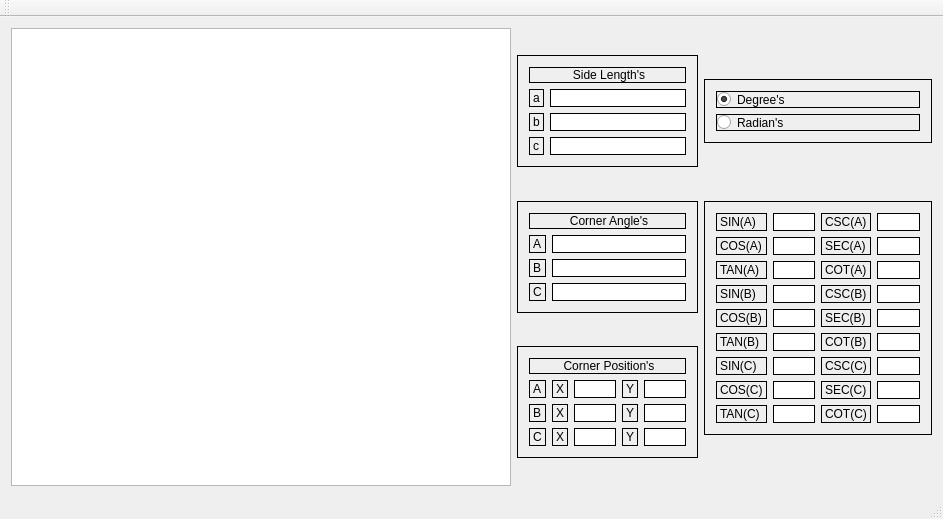
Qt form src/mainwindow.ui (lib64/tricalc) before a commit.
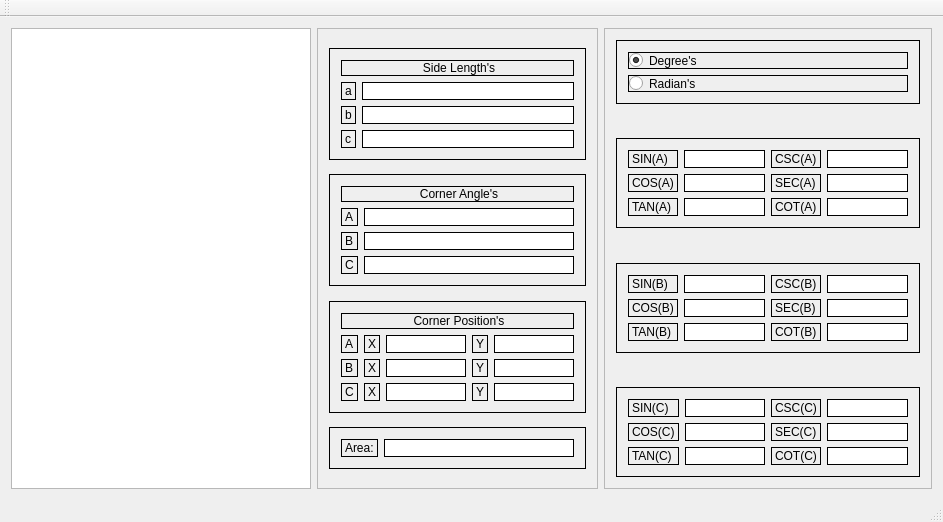
The same form after that commit.

Commit message: changed layout, added area

What changed in the file:
```diff
--- a/src/mainwindow.ui
+++ b/src/mainwindow.ui
@@ -7,388 +7,35 @@
     <x>0</x>
     <y>0</y>
     <width>943</width>
-    <height>519</height>
+    <height>522</height>
    </rect>
   </property>
   <property name="windowTitle">
    <string>TriCalc</string>
   </property>
   <widget class="QWidget" name="centralWidget">
-   <layout class="QGridLayout" name="gridLayout_8">
-    <item row="1" column="1">
-     <spacer name="horizontalSpacer">
-      <property name="orientation">
-       <enum>Qt::Horizontal</enum>
-      </property>
-      <property name="sizeHint" stdset="0">
-       <size>
-        <width>40</width>
-        <height>20</height>
-       </size>
-      </property>
-     </spacer>
-    </item>
-    <item row="0" column="4" rowspan="2">
-     <layout class="QGridLayout" name="gridLayout_7">
-      <item row="0" column="0">
-       <spacer name="verticalSpacer_5">
-        <property name="orientation">
-         <enum>Qt::Vertical</enum>
-        </property>
-        <property name="sizeHint" stdset="0">
-         <size>
-          <width>20</width>
-          <height>40</height>
-         </size>
-        </property>
-       </spacer>
-      </item>
-      <item row="1" column="0">
-       <widget class="QFrame" name="frame_5">
-        <property name="maximumSize">
-         <size>
-          <width>16777215</width>
-          <height>80</height>
-         </size>
-        </property>
-        <property name="styleSheet">
-         <string notr="true">border: 1px solid black; </string>
-        </property>
-        <property name="frameShape">
-         <enum>QFrame::StyledPanel</enum>
-        </property>
-        <property name="frameShadow">
-         <enum>QFrame::Raised</enum>
-        </property>
-        <layout class="QGridLayout" name="gridLayout_6">
-         <item row="0" column="0">
-          <widget class="QRadioButton" name="radioButton">
-           <property name="text">
-            <string>Degree's</string>
-           </property>
-           <property name="checked">
-            <bool>true</bool>
-           </property>
-           <attribute name="buttonGroup">
-            <string notr="true">buttonGroup</string>
-           </attribute>
-          </widget>
-         </item>
-         <item row="1" column="0">
-          <widget class="QRadioButton" name="radioButton_2">
-           <property name="text">
-            <string>Radian's</string>
-           </property>
-           <attribute name="buttonGroup">
-            <string notr="true">buttonGroup</string>
-           </attribute>
-          </widget>
-         </item>
-        </layout>
-       </widget>
-      </item>
-      <item row="2" column="0">
-       <spacer name="verticalSpacer_6">
-        <property name="orientation">
-         <enum>Qt::Vertical</enum>
-        </property>
-        <property name="sizeHint" stdset="0">
-         <size>
-          <width>20</width>
-          <height>40</height>
-         </size>
-        </property>
-       </spacer>
-      </item>
-      <item row="3" column="0">
-       <widget class="QFrame" name="frame_4">
-        <property name="styleSheet">
-         <string notr="true">border: 1px solid black; </string>
-        </property>
-        <property name="frameShape">
-         <enum>QFrame::StyledPanel</enum>
-        </property>
-        <property name="frameShadow">
-         <enum>QFrame::Raised</enum>
-        </property>
-        <layout class="QGridLayout" name="gridLayout">
-         <item row="6" column="3">
-          <widget class="QLineEdit" name="lineEdit_38"/>
-         </item>
-         <item row="7" column="2">
-          <widget class="QLabel" name="label_36">
-           <property name="text">
-            <string>SEC(C)</string>
-           </property>
-          </widget>
-         </item>
-         <item row="3" column="3">
-          <widget class="QLineEdit" name="lineEdit_32"/>
-         </item>
-         <item row="7" column="1">
-          <widget class="QLineEdit" name="lineEdit_33"/>
-         </item>
-         <item row="6" column="0">
-          <widget class="QLabel" name="label_35">
-           <property name="text">
-            <string>SIN(C)</string>
-           </property>
-          </widget>
-         </item>
-         <item row="8" column="1">
-          <widget class="QLineEdit" name="lineEdit_34"/>
-         </item>
-         <item row="2" column="0">
-          <widget class="QLabel" name="label_5">
-           <property name="text">
-            <string>TAN(A)</string>
-           </property>
-          </widget>
-         </item>
-         <item row="5" column="1">
-          <widget class="QLineEdit" name="lineEdit_28"/>
-         </item>
-         <item row="8" column="2">
-          <widget class="QLabel" name="label_37">
-           <property name="text">
-            <string>COT(C)</string>
-           </property>
-          </widget>
-         </item>
-         <item row="4" column="2">
-          <widget class="QLabel" name="label_30">
-           <property name="text">
-            <string>SEC(B)</string>
-           </property>
-          </widget>
-         </item>
-         <item row="6" column="2">
-          <widget class="QLabel" name="label_38">
-           <property name="text">
-            <string>CSC(C)</string>
-           </property>
-          </widget>
-         </item>
-         <item row="2" column="3">
-          <widget class="QLineEdit" name="lineEdit_7"/>
-         </item>
-         <item row="3" column="0">
-          <widget class="QLabel" name="label_29">
-           <property name="text">
-            <string>SIN(B)</string>
-           </property>
-          </widget>
-         </item>
-         <item row="5" column="2">
-          <widget class="QLabel" name="label_31">
-           <property name="text">
-            <string>COT(B)</string>
-           </property>
-          </widget>
-         </item>
-         <item row="8" column="3">
-          <widget class="QLineEdit" name="lineEdit_37"/>
-         </item>
-         <item row="0" column="0">
-          <widget class="QLabel" name="label">
-           <property name="text">
-            <string>SIN(A)</string>
-           </property>
-          </widget>
-         </item>
-         <item row="3" column="1">
-          <widget class="QLineEdit" name="lineEdit_29"/>
-         </item>
-         <item row="1" column="2">
-          <widget class="QLabel" name="label_6">
-           <property name="text">
-            <string>SEC(A)</string>
-           </property>
-          </widget>
-         </item>
-         <item row="5" column="3">
-          <widget class="QLineEdit" name="lineEdit_31"/>
-         </item>
-         <item row="2" column="1">
-          <widget class="QLineEdit" name="lineEdit_5"/>
-         </item>
-         <item row="4" column="0">
-          <widget class="QLabel" name="label_27">
-           <property name="text">
-            <string>COS(B)</string>
-           </property>
-          </widget>
-         </item>
-         <item row="0" column="1">
-          <widget class="QLineEdit" name="lineEdit"/>
-         </item>
-         <item row="5" column="0">
-          <widget class="QLabel" name="label_28">
-           <property name="text">
-            <string>TAN(B)</string>
-           </property>
-          </widget>
-         </item>
-         <item row="0" column="3">
-          <widget class="QLineEdit" name="lineEdit_8"/>
-         </item>
-         <item row="7" column="0">
-          <widget class="QLabel" name="label_33">
-           <property name="text">
-            <string>COS(C)</string>
-           </property>
-          </widget>
-         </item>
-         <item row="1" column="1">
-          <widget class="QLineEdit" name="lineEdit_4"/>
-         </item>
-         <item row="6" column="1">
-          <widget class="QLineEdit" name="lineEdit_35"/>
-         </item>
-         <item row="0" column="2">
-          <widget class="QLabel" name="label_8">
-           <property name="text">
-            <string>CSC(A)</string>
-           </property>
-          </widget>
-         </item>
-         <item row="2" column="2">
-          <widget class="QLabel" name="label_7">
-           <property name="text">
-            <string>COT(A)</string>
-           </property>
-          </widget>
-         </item>
-         <item row="4" column="3">
-          <widget class="QLineEdit" name="lineEdit_30"/>
-         </item>
-         <item row="3" column="2">
-          <widget class="QLabel" name="label_32">
-           <property name="text">
-            <string>CSC(B)</string>
-           </property>
-          </widget>
-         </item>
-         <item row="1" column="3">
-          <widget class="QLineEdit" name="lineEdit_6"/>
-         </item>
-         <item row="1" column="0">
-          <widget class="QLabel" name="label_4">
-           <property name="text">
-            <string>COS(A)</string>
-           </property>
-          </widget>
-         </item>
-         <item row="8" column="0">
-          <widget class="QLabel" name="label_34">
-           <property name="text">
-            <string>TAN(C)</string>
-           </property>
-          </widget>
-         </item>
-         <item row="7" column="3">
-          <widget class="QLineEdit" name="lineEdit_36"/>
-         </item>
-         <item row="4" column="1">
-          <widget class="QLineEdit" name="lineEdit_27"/>
-         </item>
-        </layout>
-       </widget>
-      </item>
-      <item row="4" column="0">
-       <spacer name="verticalSpacer_7">
-        <property name="orientation">
-         <enum>Qt::Vertical</enum>
-        </property>
-        <property name="sizeHint" stdset="0">
-         <size>
-          <width>20</width>
-          <height>40</height>
-         </size>
-        </property>
-       </spacer>
-      </item>
-     </layout>
-    </item>
-    <item row="0" column="0" rowspan="2">
-     <widget class="QGraphicsView" name="graphicsView">
-      <property name="minimumSize">
-       <size>
-        <width>500</width>
-        <height>0</height>
-       </size>
-      </property>
-     </widget>
-    </item>
-    <item row="0" column="3" rowspan="2">
-     <spacer name="horizontalSpacer_2">
-      <property name="orientation">
-       <enum>Qt::Horizontal</enum>
-      </property>
-      <property name="sizeHint" stdset="0">
-       <size>
-        <width>40</width>
-        <height>20</height>
-       </size>
-      </property>
-     </spacer>
-    </item>
-    <item row="0" column="2" rowspan="2">
      <layout class="QGridLayout" name="gridLayout_5">
-      <item row="3" column="0">
-       <widget class="QFrame" name="frame_2">
-        <property name="styleSheet">
-         <string notr="true">border: 1px solid black;</string>
-        </property>
+    <item row="0" column="0">
+     <widget class="QGraphicsView" name="graphicsView">
+      <property name="minimumSize">
+       <size>
+        <width>300</width>
+        <height>0</height>
+       </size>
+      </property>
+     </widget>
+    </item>
+    <item row="0" column="1">
+     <widget class="QFrame" name="frame_10">
         <property name="frameShape">
          <enum>QFrame::StyledPanel</enum>
         </property>
         <property name="frameShadow">
          <enum>QFrame::Raised</enum>
         </property>
-        <layout class="QGridLayout" name="gridLayout_3">
-         <item row="2" column="0">
-          <widget class="QLabel" name="label_54">
-           <property name="text">
-            <string>B</string>
-           </property>
-          </widget>
-         </item>
-         <item row="0" column="0" colspan="2">
-          <widget class="QLabel" name="label_57">
-           <property name="text">
-            <string>&lt;html&gt;&lt;head/&gt;&lt;body&gt;&lt;p align=&quot;center&quot;&gt;Corner Angle's&lt;/p&gt;&lt;/body&gt;&lt;/html&gt;</string>
-           </property>
-          </widget>
-         </item>
-         <item row="2" column="1">
-          <widget class="QLineEdit" name="lineEdit_48"/>
-         </item>
-         <item row="1" column="1">
-          <widget class="QLineEdit" name="lineEdit_50"/>
-         </item>
-         <item row="3" column="1">
-          <widget class="QLineEdit" name="lineEdit_49"/>
-         </item>
-         <item row="3" column="0">
-          <widget class="QLabel" name="label_55">
-           <property name="text">
-            <string>C</string>
-           </property>
-          </widget>
-         </item>
-         <item row="1" column="0">
-          <widget class="QLabel" name="label_56">
-           <property name="text">
-            <string>A</string>
-           </property>
-          </widget>
-         </item>
-        </layout>
-       </widget>
-      </item>
-      <item row="2" column="0">
-       <spacer name="verticalSpacer_3">
+      <layout class="QGridLayout" name="gridLayout_15">
+       <item row="8" column="0">
+        <spacer name="verticalSpacer">
         <property name="orientation">
          <enum>Qt::Vertical</enum>
         </property>
@@ -401,7 +48,7 @@
        </spacer>
       </item>
       <item row="6" column="0">
-       <spacer name="verticalSpacer_2">
+        <spacer name="verticalSpacer_4">
         <property name="orientation">
          <enum>Qt::Vertical</enum>
         </property>
@@ -465,8 +112,21 @@
         </layout>
        </widget>
       </item>
+       <item row="4" column="0">
+        <spacer name="verticalSpacer_3">
+         <property name="orientation">
+          <enum>Qt::Vertical</enum>
+         </property>
+         <property name="sizeHint" stdset="0">
+          <size>
+           <width>20</width>
+           <height>40</height>
+          </size>
+         </property>
+        </spacer>
+       </item>
       <item row="0" column="0">
-       <spacer name="verticalSpacer">
+        <spacer name="verticalSpacer_2">
         <property name="orientation">
          <enum>Qt::Vertical</enum>
         </property>
@@ -478,6 +138,87 @@
         </property>
        </spacer>
       </item>
+       <item row="3" column="0">
+        <widget class="QFrame" name="frame_2">
+         <property name="styleSheet">
+          <string notr="true">border: 1px solid black;</string>
+         </property>
+         <property name="frameShape">
+          <enum>QFrame::StyledPanel</enum>
+         </property>
+         <property name="frameShadow">
+          <enum>QFrame::Raised</enum>
+         </property>
+         <layout class="QGridLayout" name="gridLayout_3">
+          <item row="2" column="0">
+           <widget class="QLabel" name="label_54">
+            <property name="text">
+             <string>B</string>
+            </property>
+           </widget>
+          </item>
+          <item row="0" column="0" colspan="2">
+           <widget class="QLabel" name="label_57">
+            <property name="text">
+             <string>&lt;html&gt;&lt;head/&gt;&lt;body&gt;&lt;p align=&quot;center&quot;&gt;Corner Angle's&lt;/p&gt;&lt;/body&gt;&lt;/html&gt;</string>
+            </property>
+           </widget>
+          </item>
+          <item row="2" column="1">
+           <widget class="QLineEdit" name="lineEdit_48"/>
+          </item>
+          <item row="1" column="1">
+           <widget class="QLineEdit" name="lineEdit_50"/>
+          </item>
+          <item row="3" column="1">
+           <widget class="QLineEdit" name="lineEdit_49"/>
+          </item>
+          <item row="3" column="0">
+           <widget class="QLabel" name="label_55">
+            <property name="text">
+             <string>C</string>
+            </property>
+           </widget>
+          </item>
+          <item row="1" column="0">
+           <widget class="QLabel" name="label_56">
+            <property name="text">
+             <string>A</string>
+            </property>
+           </widget>
+          </item>
+         </layout>
+        </widget>
+       </item>
+       <item row="7" column="0">
+        <widget class="QFrame" name="frame_6">
+         <property name="styleSheet">
+          <string notr="true">border: 1px solid black; </string>
+         </property>
+         <property name="frameShape">
+          <enum>QFrame::StyledPanel</enum>
+         </property>
+         <property name="frameShadow">
+          <enum>QFrame::Raised</enum>
+         </property>
+         <layout class="QGridLayout" name="gridLayout_11">
+          <item row="0" column="0">
+           <layout class="QGridLayout" name="gridLayout_10">
+            <item row="0" column="0">
+             <widget class="QLabel" name="label_2">
+              <property name="text">
+               <string>Area:</string>
+              </property>
+             </widget>
+            </item>
+            <item row="0" column="1">
+             <widget class="QLineEdit" name="lineEdit_2"/>
+            </item>
+           </layout>
+          </item>
+         </layout>
+        </widget>
+       </item>
       <item row="5" column="0">
        <widget class="QFrame" name="frame">
         <property name="styleSheet">
@@ -491,10 +232,24 @@
         </property>
         <layout class="QGridLayout" name="gridLayout_2">
          <item row="3" column="4">
-          <widget class="QLineEdit" name="lineEdit_43"/>
+           <widget class="QLineEdit" name="lineEdit_43">
+            <property name="minimumSize">
+             <size>
+              <width>50</width>
+              <height>0</height>
+             </size>
+            </property>
+           </widget>
          </item>
          <item row="1" column="4">
-          <widget class="QLineEdit" name="lineEdit_44"/>
+           <widget class="QLineEdit" name="lineEdit_44">
+            <property name="minimumSize">
+             <size>
+              <width>50</width>
+              <height>0</height>
+             </size>
+            </property>
+           </widget>
          </item>
          <item row="1" column="0">
           <widget class="QLabel" name="label_45">
@@ -511,7 +266,14 @@
           </widget>
          </item>
          <item row="3" column="2">
-          <widget class="QLineEdit" name="lineEdit_40"/>
+           <widget class="QLineEdit" name="lineEdit_40">
+            <property name="minimumSize">
+             <size>
+              <width>50</width>
+              <height>0</height>
+             </size>
+            </property>
+           </widget>
          </item>
          <item row="3" column="3">
           <widget class="QLabel" name="label_43">
@@ -528,7 +290,14 @@
           </widget>
          </item>
          <item row="2" column="4">
-          <widget class="QLineEdit" name="lineEdit_42"/>
+           <widget class="QLineEdit" name="lineEdit_42">
+            <property name="minimumSize">
+             <size>
+              <width>50</width>
+              <height>0</height>
+             </size>
+            </property>
+           </widget>
          </item>
          <item row="3" column="0">
           <widget class="QLabel" name="label_47">
@@ -552,7 +321,14 @@
           </widget>
          </item>
          <item row="2" column="2">
-          <widget class="QLineEdit" name="lineEdit_39"/>
+           <widget class="QLineEdit" name="lineEdit_39">
+            <property name="minimumSize">
+             <size>
+              <width>50</width>
+              <height>0</height>
+             </size>
+            </property>
+           </widget>
          </item>
          <item row="3" column="1">
           <widget class="QLabel" name="label_40">
@@ -569,7 +345,14 @@
           </widget>
          </item>
          <item row="1" column="2">
-          <widget class="QLineEdit" name="lineEdit_41"/>
+           <widget class="QLineEdit" name="lineEdit_41">
+            <property name="minimumSize">
+             <size>
+              <width>50</width>
+              <height>0</height>
+             </size>
+            </property>
+           </widget>
          </item>
          <item row="1" column="3">
           <widget class="QLabel" name="label_44">
@@ -581,8 +364,469 @@
         </layout>
        </widget>
       </item>
+       <item row="2" column="0">
+        <spacer name="verticalSpacer_5">
+         <property name="orientation">
+          <enum>Qt::Vertical</enum>
+         </property>
+         <property name="sizeHint" stdset="0">
+          <size>
+           <width>20</width>
+           <height>40</height>
+          </size>
+         </property>
+        </spacer>
+       </item>
+      </layout>
+     </widget>
+    </item>
+    <item row="0" column="2">
+     <widget class="QFrame" name="frame_4">
+      <property name="styleSheet">
+       <string notr="true"/>
+      </property>
+      <property name="frameShape">
+       <enum>QFrame::StyledPanel</enum>
+      </property>
+      <property name="frameShadow">
+       <enum>QFrame::Raised</enum>
+      </property>
+      <layout class="QGridLayout" name="gridLayout_14">
+       <item row="3" column="0">
+        <spacer name="verticalSpacer_7">
+         <property name="orientation">
+          <enum>Qt::Vertical</enum>
+         </property>
+         <property name="sizeHint" stdset="0">
+          <size>
+           <width>20</width>
+           <height>40</height>
+          </size>
+         </property>
+        </spacer>
+       </item>
+       <item row="6" column="0">
+        <widget class="QFrame" name="frame_9">
+         <property name="styleSheet">
+          <string notr="true">border: 1px solid black; </string>
+         </property>
+         <property name="frameShape">
+          <enum>QFrame::StyledPanel</enum>
+         </property>
+         <property name="frameShadow">
+          <enum>QFrame::Raised</enum>
+         </property>
+         <layout class="QGridLayout" name="gridLayout_13">
+          <item row="0" column="0">
+           <layout class="QGridLayout" name="gridLayout_8">
+            <item row="0" column="0">
+             <widget class="QLabel" name="label_35">
+              <property name="text">
+               <string>SIN(C)</string>
+              </property>
+             </widget>
+            </item>
+            <item row="0" column="1">
+             <widget class="QLineEdit" name="lineEdit_35">
+              <property name="minimumSize">
+               <size>
+                <width>80</width>
+                <height>0</height>
+               </size>
+              </property>
+             </widget>
+            </item>
+            <item row="0" column="2">
+             <widget class="QLabel" name="label_38">
+              <property name="text">
+               <string>CSC(C)</string>
+              </property>
+             </widget>
+            </item>
+            <item row="0" column="3">
+             <widget class="QLineEdit" name="lineEdit_38">
+              <property name="minimumSize">
+               <size>
+                <width>80</width>
+                <height>0</height>
+               </size>
+              </property>
+             </widget>
+            </item>
+            <item row="1" column="0">
+             <widget class="QLabel" name="label_33">
+              <property name="text">
+               <string>COS(C)</string>
+              </property>
+             </widget>
+            </item>
+            <item row="1" column="1">
+             <widget class="QLineEdit" name="lineEdit_33">
+              <property name="minimumSize">
+               <size>
+                <width>80</width>
+                <height>0</height>
+               </size>
+              </property>
+             </widget>
+            </item>
+            <item row="1" column="2">
+             <widget class="QLabel" name="label_36">
+              <property name="text">
+               <string>SEC(C)</string>
+              </property>
+             </widget>
+            </item>
+            <item row="1" column="3">
+             <widget class="QLineEdit" name="lineEdit_36">
+              <property name="minimumSize">
+               <size>
+                <width>80</width>
+                <height>0</height>
+               </size>
+              </property>
+             </widget>
+            </item>
+            <item row="2" column="0">
+             <widget class="QLabel" name="label_34">
+              <property name="text">
+               <string>TAN(C)</string>
+              </property>
+             </widget>
+            </item>
+            <item row="2" column="1">
+             <widget class="QLineEdit" name="lineEdit_34">
+              <property name="minimumSize">
+               <size>
+                <width>80</width>
+                <height>0</height>
+               </size>
+              </property>
+             </widget>
+            </item>
+            <item row="2" column="2">
+             <widget class="QLabel" name="label_37">
+              <property name="text">
+               <string>COT(C)</string>
+              </property>
+             </widget>
+            </item>
+            <item row="2" column="3">
+             <widget class="QLineEdit" name="lineEdit_37">
+              <property name="minimumSize">
+               <size>
+                <width>80</width>
+                <height>0</height>
+               </size>
+              </property>
+             </widget>
+            </item>
+           </layout>
+          </item>
+         </layout>
+        </widget>
+       </item>
+       <item row="1" column="0">
+        <spacer name="verticalSpacer_6">
+         <property name="orientation">
+          <enum>Qt::Vertical</enum>
+         </property>
+         <property name="sizeHint" stdset="0">
+          <size>
+           <width>20</width>
+           <height>40</height>
+          </size>
+         </property>
+        </spacer>
+       </item>
+       <item row="2" column="0">
+        <widget class="QFrame" name="frame_7">
+         <property name="styleSheet">
+          <string notr="true">border: 1px solid black; </string>
+         </property>
+         <property name="frameShape">
+          <enum>QFrame::StyledPanel</enum>
+         </property>
+         <property name="frameShadow">
+          <enum>QFrame::Raised</enum>
+         </property>
+         <layout class="QGridLayout" name="gridLayout_9">
+          <item row="0" column="0">
+           <layout class="QGridLayout" name="gridLayout">
+            <item row="1" column="3">
+             <widget class="QLineEdit" name="lineEdit_6">
+              <property name="minimumSize">
+               <size>
+                <width>80</width>
+                <height>0</height>
+               </size>
+              </property>
+             </widget>
+            </item>
+            <item row="2" column="2">
+             <widget class="QLabel" name="label_7">
+              <property name="text">
+               <string>COT(A)</string>
+              </property>
+             </widget>
+            </item>
+            <item row="0" column="2">
+             <widget class="QLabel" name="label_8">
+              <property name="text">
+               <string>CSC(A)</string>
+              </property>
+             </widget>
+            </item>
+            <item row="1" column="1">
+             <widget class="QLineEdit" name="lineEdit_4">
+              <property name="minimumSize">
+               <size>
+                <width>80</width>
+                <height>0</height>
+               </size>
+              </property>
+             </widget>
+            </item>
+            <item row="1" column="2">
+             <widget class="QLabel" name="label_6">
+              <property name="text">
+               <string>SEC(A)</string>
+              </property>
+             </widget>
+            </item>
+            <item row="2" column="0">
+             <widget class="QLabel" name="label_5">
+              <property name="text">
+               <string>TAN(A)</string>
+              </property>
+             </widget>
+            </item>
+            <item row="0" column="3">
+             <widget class="QLineEdit" name="lineEdit_8">
+              <property name="minimumSize">
+               <size>
+                <width>80</width>
+                <height>0</height>
+               </size>
+              </property>
+             </widget>
+            </item>
+            <item row="0" column="1">
+             <widget class="QLineEdit" name="lineEdit">
+              <property name="minimumSize">
+               <size>
+                <width>80</width>
+                <height>0</height>
+               </size>
+              </property>
+             </widget>
+            </item>
+            <item row="2" column="3">
+             <widget class="QLineEdit" name="lineEdit_7">
+              <property name="minimumSize">
+               <size>
+                <width>80</width>
+                <height>0</height>
+               </size>
+              </property>
+             </widget>
+            </item>
+            <item row="1" column="0">
+             <widget class="QLabel" name="label_4">
+              <property name="text">
+               <string>COS(A)</string>
+              </property>
+             </widget>
+            </item>
+            <item row="2" column="1">
+             <widget class="QLineEdit" name="lineEdit_5">
+              <property name="minimumSize">
+               <size>
+                <width>80</width>
+                <height>0</height>
+               </size>
+              </property>
+             </widget>
+            </item>
+            <item row="0" column="0">
+             <widget class="QLabel" name="label">
+              <property name="text">
+               <string>SIN(A)</string>
+              </property>
+             </widget>
+            </item>
+           </layout>
+          </item>
+         </layout>
+        </widget>
+       </item>
+       <item row="0" column="0">
+        <widget class="QFrame" name="frame_5">
+         <property name="maximumSize">
+          <size>
+           <width>16777215</width>
+           <height>80</height>
+          </size>
+         </property>
+         <property name="styleSheet">
+          <string notr="true">border: 1px solid black; </string>
+         </property>
+         <property name="frameShape">
+          <enum>QFrame::StyledPanel</enum>
+         </property>
+         <property name="frameShadow">
+          <enum>QFrame::Raised</enum>
+         </property>
+         <layout class="QGridLayout" name="gridLayout_6">
+          <item row="0" column="0">
+           <widget class="QRadioButton" name="radioButton">
+            <property name="text">
+             <string>Degree's</string>
+            </property>
+            <property name="checked">
+             <bool>true</bool>
+            </property>
+            <attribute name="buttonGroup">
+             <string notr="true">buttonGroup</string>
+            </attribute>
+           </widget>
+          </item>
+          <item row="1" column="0">
+           <widget class="QRadioButton" name="radioButton_2">
+            <property name="text">
+             <string>Radian's</string>
+            </property>
+            <attribute name="buttonGroup">
+             <string notr="true">buttonGroup</string>
+            </attribute>
+           </widget>
+          </item>
+         </layout>
+        </widget>
+       </item>
       <item row="4" column="0">
-       <spacer name="verticalSpacer_4">
+        <widget class="QFrame" name="frame_8">
+         <property name="styleSheet">
+          <string notr="true">border: 1px solid black; </string>
+         </property>
+         <property name="frameShape">
+          <enum>QFrame::StyledPanel</enum>
+         </property>
+         <property name="frameShadow">
+          <enum>QFrame::Raised</enum>
+         </property>
+         <layout class="QGridLayout" name="gridLayout_12">
+          <item row="0" column="0">
+           <layout class="QGridLayout" name="gridLayout_7">
+            <item row="1" column="1">
+             <widget class="QLineEdit" name="lineEdit_27">
+              <property name="minimumSize">
+               <size>
+                <width>80</width>
+                <height>0</height>
+               </size>
+              </property>
+             </widget>
+            </item>
+            <item row="2" column="0">
+             <widget class="QLabel" name="label_28">
+              <property name="text">
+               <string>TAN(B)</string>
+              </property>
+             </widget>
+            </item>
+            <item row="2" column="2">
+             <widget class="QLabel" name="label_31">
+              <property name="text">
+               <string>COT(B)</string>
+              </property>
+             </widget>
+            </item>
+            <item row="0" column="0">
+             <widget class="QLabel" name="label_29">
+              <property name="text">
+               <string>SIN(B)</string>
+              </property>
+             </widget>
+            </item>
+            <item row="2" column="1">
+             <widget class="QLineEdit" name="lineEdit_28">
+              <property name="minimumSize">
+               <size>
+                <width>80</width>
+                <height>0</height>
+               </size>
+              </property>
+             </widget>
+            </item>
+            <item row="0" column="2">
+             <widget class="QLabel" name="label_32">
+              <property name="text">
+               <string>CSC(B)</string>
+              </property>
+             </widget>
+            </item>
+            <item row="1" column="0">
+             <widget class="QLabel" name="label_27">
+              <property name="text">
+               <string>COS(B)</string>
+              </property>
+             </widget>
+            </item>
+            <item row="0" column="1">
+             <widget class="QLineEdit" name="lineEdit_29">
+              <property name="minimumSize">
+               <size>
+                <width>80</width>
+                <height>0</height>
+               </size>
+              </property>
+             </widget>
+            </item>
+            <item row="0" column="3">
+             <widget class="QLineEdit" name="lineEdit_32">
+              <property name="minimumSize">
+               <size>
+                <width>80</width>
+                <height>0</height>
+               </size>
+              </property>
+             </widget>
+            </item>
+            <item row="2" column="3">
+             <widget class="QLineEdit" name="lineEdit_31">
+              <property name="minimumSize">
+               <size>
+                <width>80</width>
+                <height>0</height>
+               </size>
+              </property>
+             </widget>
+            </item>
+            <item row="1" column="3">
+             <widget class="QLineEdit" name="lineEdit_30">
+              <property name="minimumSize">
+               <size>
+                <width>80</width>
+                <height>0</height>
+               </size>
+              </property>
+             </widget>
+            </item>
+            <item row="1" column="2">
+             <widget class="QLabel" name="label_30">
+              <property name="text">
+               <string>SEC(B)</string>
+              </property>
+             </widget>
+            </item>
+           </layout>
+          </item>
+         </layout>
+        </widget>
+       </item>
+       <item row="5" column="0">
+        <spacer name="verticalSpacer_8">
         <property name="orientation">
          <enum>Qt::Vertical</enum>
         </property>
@@ -595,19 +839,7 @@
        </spacer>
       </item>
      </layout>
-    </item>
-    <item row="0" column="5">
-     <spacer name="horizontalSpacer_3">
-      <property name="orientation">
-       <enum>Qt::Horizontal</enum>
-      </property>
-      <property name="sizeHint" stdset="0">
-       <size>
-        <width>40</width>
-        <height>20</height>
-       </size>
-      </property>
-     </spacer>
+     </widget>
     </item>
    </layout>
   </widget>
```
Left out of the diff: 7 changed lines with no effect on the pictures. Lines whose indentation alone changed are shown as unchanged. The commit also changes 3 other files.
